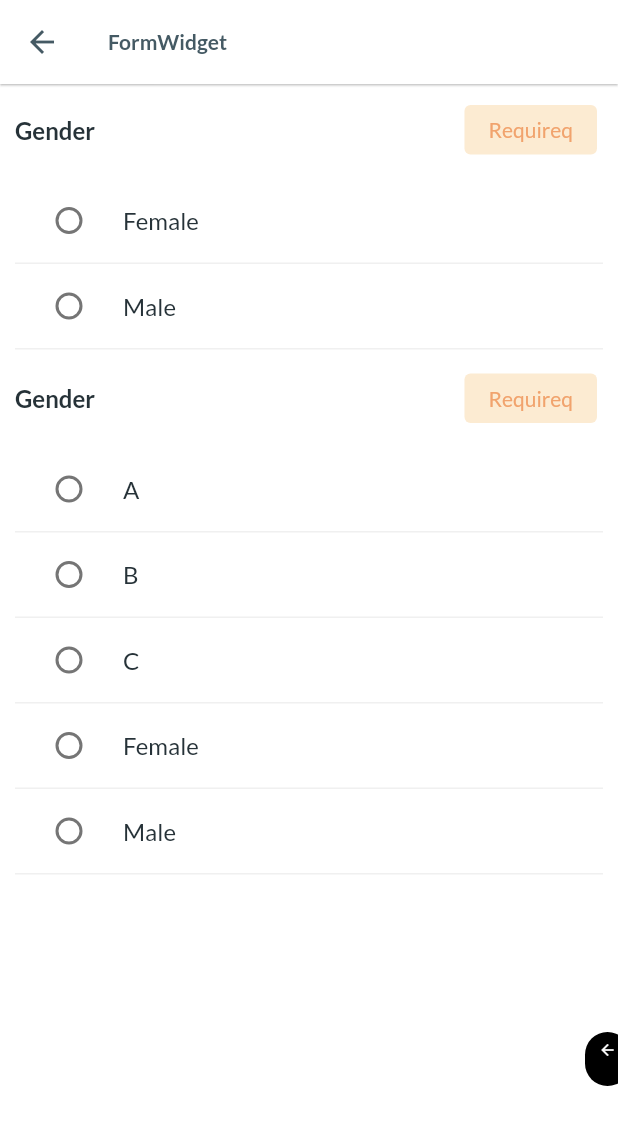
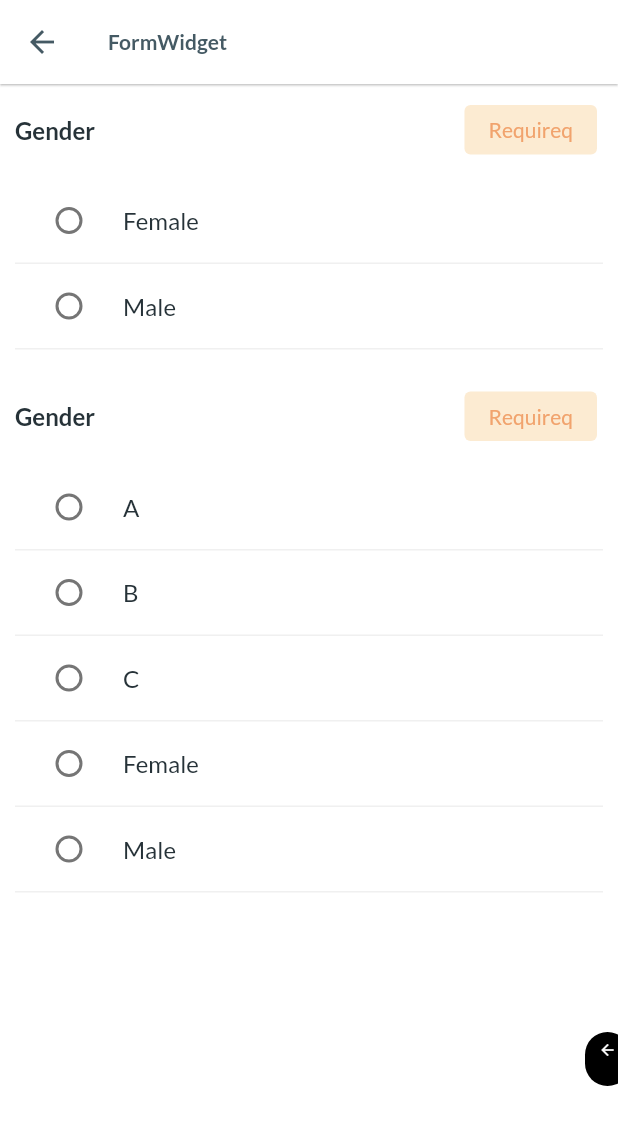
Before and after one commit to magerngoding/Food-Delivery-App, a Flutter app: the FormWidgetView screen opened directly, on a phone screen of 412 x 824 dp. Shown: the top 1125 px of the screen. Run offline on Flutter 3.47's test engine with Material 2 defaults, Android fonts, the phone set to English and light mode, and no system bars; our stand-ins replace cached_network_image, carousel_slider, dio, file_picker, flutter_animate, flutter_image_compress and 9 more; missing offline and left inert: faker_dart; network calls fail.

```diff
--- a/lib/shared/widget/button/action_button.dart
+++ b/lib/shared/widget/button/action_button.dart
@@ -30,7 +30,7 @@ class QActionBtutton extends StatelessWidget {
         child: Text(
           label,
           style: TextStyle(
-            fontSize: 20,
+            fontSize: 16,
           ),
         ),
       ),
--- a/lib/shared/widget/form/radio_with_header/radio_with_header.dart
+++ b/lib/shared/widget/form/radio_with_header/radio_with_header.dart
@@ -1,3 +1,4 @@
+// ignore_for_file: public_member_api_docs, sort_constructors_first
 import 'package:flutter/material.dart';
 
 class QRadioFieldWithHeader extends StatefulWidget {
@@ -8,16 +9,20 @@ class QRadioFieldWithHeader extends StatefulWidget {
   final Function(dynamic value, String? label) onChanged;
   final String? value;
   final bool? primary;
+  final EdgeInsetsGeometry? radioListPadding;
+  final EdgeInsetsGeometry? padding;
 
   const QRadioFieldWithHeader({
     Key? key,
     required this.label,
+    this.hint,
     required this.items,
     this.validator,
-    this.hint,
+    required this.onChanged,
     this.value,
-    required this.onChanged,
     this.primary = true,
+    this.radioListPadding,
+    this.padding,
   }) : super(key: key);
 
   @override
@@ -46,7 +51,12 @@ class _QRadioFieldWithHeaderState extends State<QRadioFieldWithHeader> {
 
   @override
   Widget build(BuildContext context) {
-    return Column(
+    return Container(
+      margin: widget.padding ??
+          EdgeInsets.only(
+            bottom: 12,
+          ),
+      child: Column(
         children: [
           Row(
             children: [
@@ -96,6 +106,7 @@ class _QRadioFieldWithHeaderState extends State<QRadioFieldWithHeader> {
                 child: ListView.builder(
                   primary: widget.primary,
                   shrinkWrap: true,
+                  padding: widget.radioListPadding,
                   itemCount: items.length,
                   itemBuilder: (context, index) {
                     var item = items[index];
@@ -112,6 +123,7 @@ class _QRadioFieldWithHeaderState extends State<QRadioFieldWithHeader> {
                         title: Text("${item["label"]}"),
                         groupValue: true,
                         value: item["checked"] ?? false,
+                        activeColor: Colors.green,
                         onChanged: (val) {
                           setAllItemsToFalse();
                           bool newValue = val ? false : true;
@@ -120,8 +132,8 @@ class _QRadioFieldWithHeaderState extends State<QRadioFieldWithHeader> {
                           setState(() {});
 
                           String? label = items[index]["label"];
-                        int foundIndex =
-                            items.indexWhere((item) => item["label"] == label);
+                          int foundIndex = items
+                              .indexWhere((item) => item["label"] == label);
                           dynamic value = items[foundIndex]["value"];
                           widget.onChanged(value, label);
                         },
@@ -133,6 +145,7 @@ class _QRadioFieldWithHeaderState extends State<QRadioFieldWithHeader> {
             },
           ),
         ],
+      ),
     );
   }
 }
```
Also changed, not shown: lib/module/product_detail3/view/product_detail3_view.dart (+7 -1 lines). Lines whose indentation alone changed are shown as unchanged.
